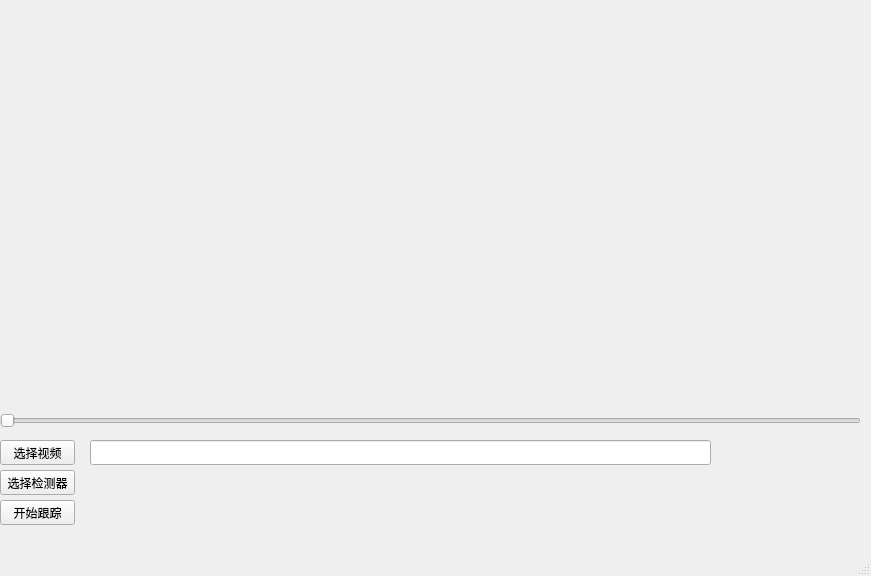
First picture: the form in BaseWindow.ui, repository wshuo97/PyQt5Video, before the edit.
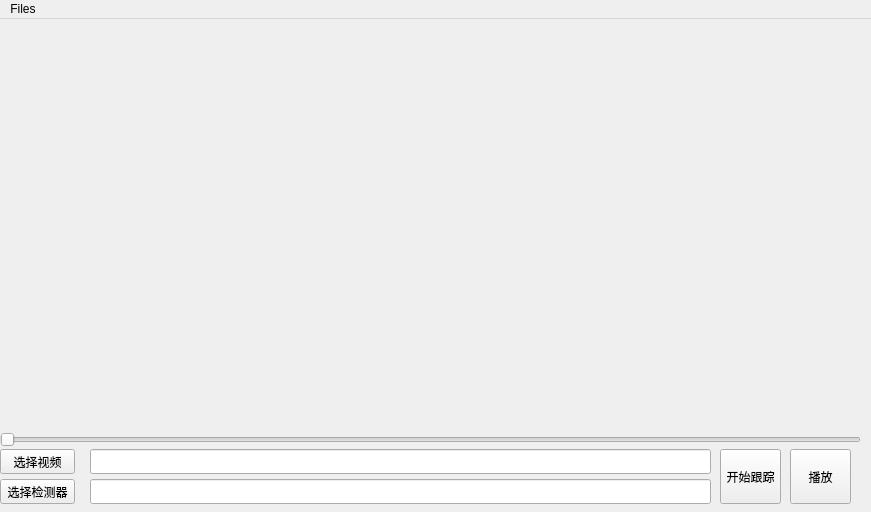
Second picture: the form after the edit.

The edit to the form file:
```diff
--- a/BaseWindow.ui
+++ b/BaseWindow.ui
@@ -7,7 +7,7 @@
     <x>0</x>
     <y>0</y>
     <width>871</width>
-    <height>576</height>
+    <height>512</height>
    </rect>
   </property>
   <property name="windowTitle">
@@ -41,7 +41,7 @@
     <property name="geometry">
      <rect>
       <x>0</x>
-      <y>440</y>
+      <y>430</y>
       <width>75</width>
       <height>25</height>
      </rect>
@@ -54,7 +54,7 @@
     <property name="geometry">
      <rect>
       <x>0</x>
-      <y>470</y>
+      <y>460</y>
       <width>75</width>
       <height>25</height>
      </rect>
@@ -66,10 +66,10 @@
    <widget class="QPushButton" name="startTracking">
     <property name="geometry">
      <rect>
-      <x>0</x>
-      <y>500</y>
-      <width>75</width>
-      <height>25</height>
+      <x>720</x>
+      <y>430</y>
+      <width>61</width>
+      <height>55</height>
      </rect>
     </property>
     <property name="text">
@@ -80,7 +80,7 @@
     <property name="geometry">
      <rect>
       <x>90</x>
-      <y>440</y>
+      <y>430</y>
       <width>621</width>
       <height>25</height>
      </rect>
@@ -99,6 +99,29 @@
      <enum>Qt::Horizontal</enum>
     </property>
    </widget>
+   <widget class="QLineEdit" name="detectorPath">
+    <property name="geometry">
+     <rect>
+      <x>90</x>
+      <y>460</y>
+      <width>621</width>
+      <height>25</height>
+     </rect>
+    </property>
+   </widget>
+   <widget class="QPushButton" name="vidControl">
+    <property name="geometry">
+     <rect>
+      <x>790</x>
+      <y>430</y>
+      <width>61</width>
+      <height>55</height>
+     </rect>
+    </property>
+    <property name="text">
+     <string>播放</string>
+    </property>
+   </widget>
   </widget>
   <widget class="QMenuBar" name="menubar">
    <property name="geometry">
@@ -109,8 +132,13 @@
      <height>23</height>
     </rect>
    </property>
+   <widget class="QMenu" name="menuFiles">
+    <property name="title">
+     <string>Files</string>
+    </property>
+   </widget>
+   <addaction name="menuFiles"/>
   </widget>
-  <widget class="QStatusBar" name="statusbar"/>
  </widget>
  <resources/>
  <connections/>
```
Left out of the diff: 2 changed lines with no effect on the pictures.
